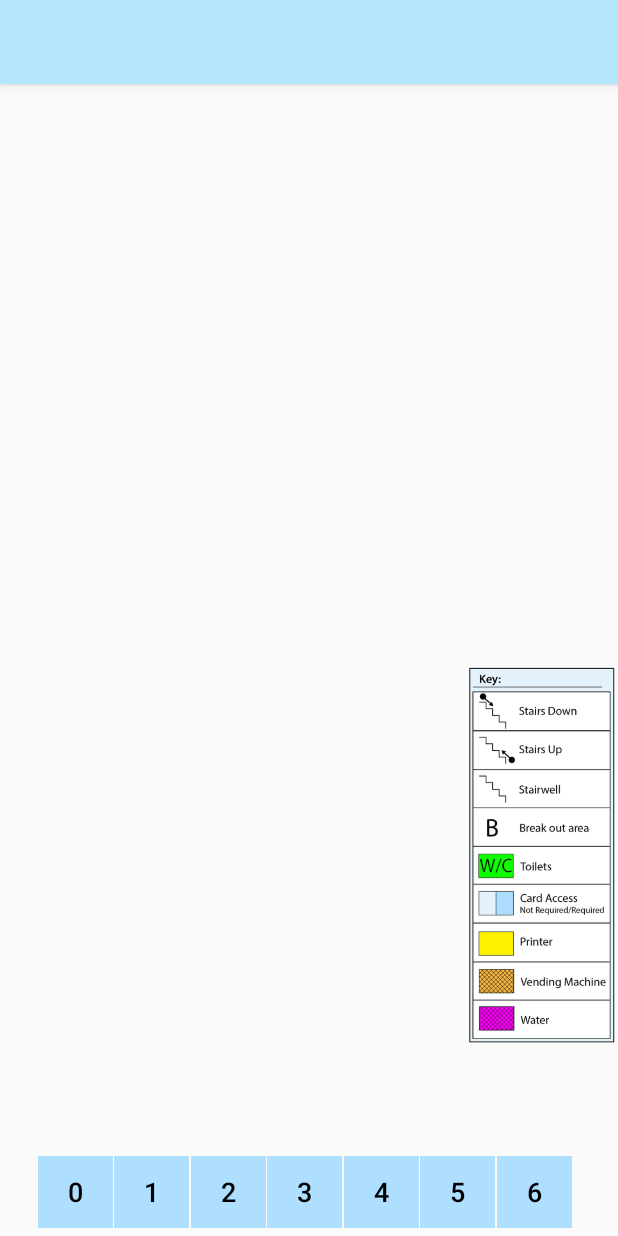
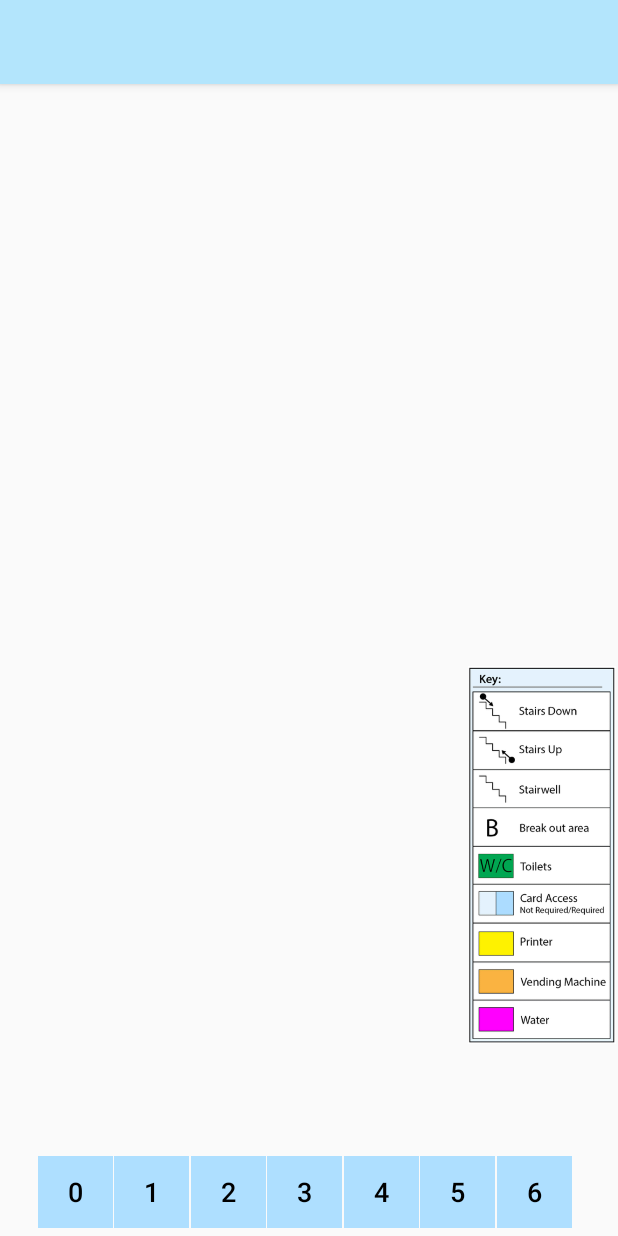
Before and after one commit to chrisgrigo/USB_Explore, an Android app: the screen it shows after launch (MapActivity), after a tap on an icon or button, on a phone screen of 412 x 824 dp. Run offline under Robolectric (Android 15) with nearby library versions, the phone set to English and light mode, and no system bars; libraries missing offline, so code that uses them is left out: com.daimajia.slider, com.davemorrissey.labs; plain views replace SubsamplingScaleImageView; 27 statements that could not run were skipped.

Commit message:
Updated button spacing

```diff
--- a/app/src/main/java/com/example/grigo/usb_explore/PinViewFragment.java
+++ b/app/src/main/java/com/example/grigo/usb_explore/PinViewFragment.java
@@ -62,7 +62,7 @@ public class PinViewFragment extends Fragment {
     static int pinToIdx;
 
     String[] colourBlindMaps = {"floor0CB.jpg", "floor1CB.jpg","floor2CB.jpg","floor3CB.jpg","floor4CB.jpg","floor5CB.jpg","floor6CB.jpg"};
-    static boolean colourBlindMode = true;
+    static boolean colourBlindMode;
 
     Button btnFloor0;
     Button btnFloor1;
--- a/app/src/main/res/layout/pin_view_fragment.xml
+++ b/app/src/main/res/layout/pin_view_fragment.xml
@@ -32,7 +32,7 @@
         android:layout_alignParentBottom="true"
         android:layout_alignParentEnd="true"
         android:layout_marginBottom="60dp"
-        android:layout_marginEnd="133dp"
+        android:layout_marginEnd="118dp"
         android:text="@string/go"
         android:visibility="invisible"/>
 
```
